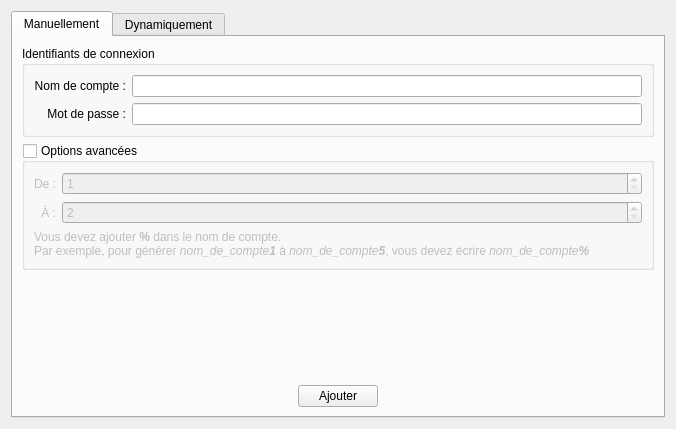
The window that BotDofus/src/gui/accountmanager/forms/addaccountform.ui (josuesavy/BotDofus) describes before a commit, drawn with Qt 5.
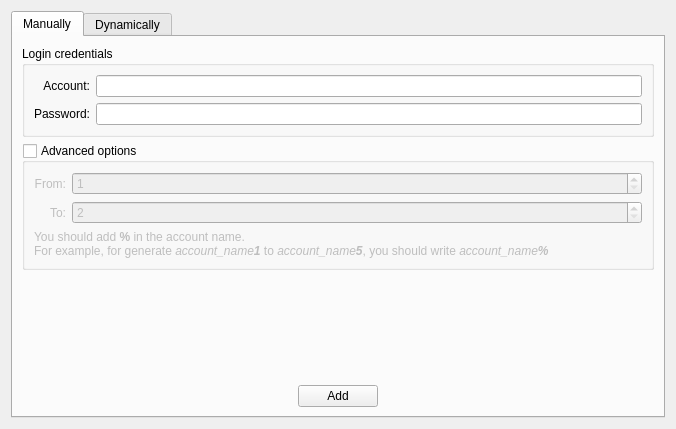
The same window after the commit. The open tabs and pages were chosen to show the change. Icons and pictures are not drawn.

The edit to the form file:
```diff
--- a/BotDofus/src/gui/accountmanager/forms/addaccountform.ui
+++ b/BotDofus/src/gui/accountmanager/forms/addaccountform.ui
@@ -25,7 +25,7 @@
         <normaloff>:/icons/hand_16px.ico</normaloff>:/icons/hand_16px.ico</iconset>
       </attribute>
       <attribute name="title">
-       <string>Manuellement</string>
+       <string>Manually</string>
       </attribute>
       <layout class="QGridLayout" name="gridLayout_2">
        <item row="2" column="1">
@@ -44,7 +44,7 @@
        <item row="3" column="1">
         <widget class="QPushButton" name="pushButtonAddAccount">
          <property name="text">
-          <string>Ajouter</string>
+          <string>Add</string>
          </property>
          <property name="icon">
           <iconset resource="../../../../res/resources.qrc">
@@ -81,7 +81,7 @@
        <item row="1" column="0" colspan="3">
         <widget class="QGroupBox" name="groupBoxOptions">
          <property name="title">
-          <string>Options avancées</string>
+          <string>Advanced options</string>
          </property>
          <property name="checkable">
           <bool>true</bool>
@@ -93,7 +93,7 @@
           <item row="0" column="0">
            <widget class="QLabel" name="label_4">
             <property name="text">
-             <string>De :</string>
+             <string>From:</string>
             </property>
             <property name="alignment">
              <set>Qt::AlignRight|Qt::AlignTrailing|Qt::AlignVCenter</set>
@@ -116,7 +116,7 @@
           <item row="1" column="0">
            <widget class="QLabel" name="label_5">
             <property name="text">
-             <string>À :</string>
+             <string>To:</string>
             </property>
             <property name="alignment">
              <set>Qt::AlignRight|Qt::AlignTrailing|Qt::AlignVCenter</set>
@@ -139,7 +139,7 @@
           <item row="2" column="0" colspan="2">
            <widget class="QLabel" name="label_6">
             <property name="text">
-             <string>&lt;html&gt;&lt;head/&gt;&lt;body&gt;&lt;p&gt;Vous devez ajouter &lt;span style=&quot; font-weight:600;&quot;&gt;%&lt;/span&gt; dans le nom de compte. &lt;br&gt;Par exemple, pour générer &lt;span style=&quot; font-style:italic;&quot;&gt;nom_de_compte&lt;/span&gt;&lt;span style=&quot; font-weight:600; font-style:italic;&quot;&gt;1&lt;/span&gt; à &lt;span style=&quot; font-style:italic;&quot;&gt;nom_de_compte&lt;/span&gt;&lt;span style=&quot; font-weight:600; font-style:italic;&quot;&gt;5&lt;/span&gt;, vous devez écrire&lt;span style=&quot; font-style:italic;&quot;&gt; nom_de_compte&lt;/span&gt;&lt;span style=&quot; font-weight:600; font-style:italic;&quot;&gt;%&lt;/span&gt;&lt;/p&gt;&lt;/body&gt;&lt;/html&gt;</string>
+             <string>&lt;html&gt;&lt;head/&gt;&lt;body&gt;&lt;p&gt;You should add &lt;span style=&quot; font-weight:600;&quot;&gt;%&lt;/span&gt; in the account name. &lt;br/&gt;For example, for generate &lt;span style=&quot; font-style:italic;&quot;&gt;account_name&lt;/span&gt;&lt;span style=&quot; font-weight:600; font-style:italic;&quot;&gt;1&lt;/span&gt; to &lt;span style=&quot; font-style:italic;&quot;&gt;account_name&lt;/span&gt;&lt;span style=&quot; font-weight:600; font-style:italic;&quot;&gt;5&lt;/span&gt;, you should write&lt;span style=&quot; font-style:italic;&quot;&gt; account_name&lt;/span&gt;&lt;span style=&quot; font-weight:600; font-style:italic;&quot;&gt;%&lt;/span&gt;&lt;/p&gt;&lt;/body&gt;&lt;/html&gt;</string>
             </property>
             <property name="wordWrap">
              <bool>false</bool>
@@ -152,7 +152,7 @@
        <item row="0" column="0" colspan="3">
         <widget class="QGroupBox" name="groupBox">
          <property name="title">
-          <string>Identifiants de connexion</string>
+          <string>Login credentials</string>
          </property>
          <layout class="QGridLayout" name="gridLayout_3">
           <item row="0" column="1">
@@ -161,7 +161,7 @@
           <item row="1" column="0">
            <widget class="QLabel" name="label_2">
             <property name="text">
-             <string>Mot de passe :</string>
+             <string>Password:</string>
             </property>
             <property name="alignment">
              <set>Qt::AlignRight|Qt::AlignTrailing|Qt::AlignVCenter</set>
@@ -178,7 +178,7 @@
           <item row="0" column="0">
            <widget class="QLabel" name="label">
             <property name="text">
-             <string>Nom de compte :</string>
+             <string>Account:</string>
             </property>
             <property name="alignment">
              <set>Qt::AlignRight|Qt::AlignTrailing|Qt::AlignVCenter</set>
@@ -196,7 +196,7 @@
         <normaloff>:/icons/laptop_16px.ico</normaloff>:/icons/laptop_16px.ico</iconset>
       </attribute>
       <attribute name="title">
-       <string>Dynamiquement</string>
+       <string>Dynamically</string>
       </attribute>
       <layout class="QGridLayout" name="gridLayout_6">
        <item row="5" column="3">
```
Left out of the diff: 14 changed lines with no effect on the pictures.
